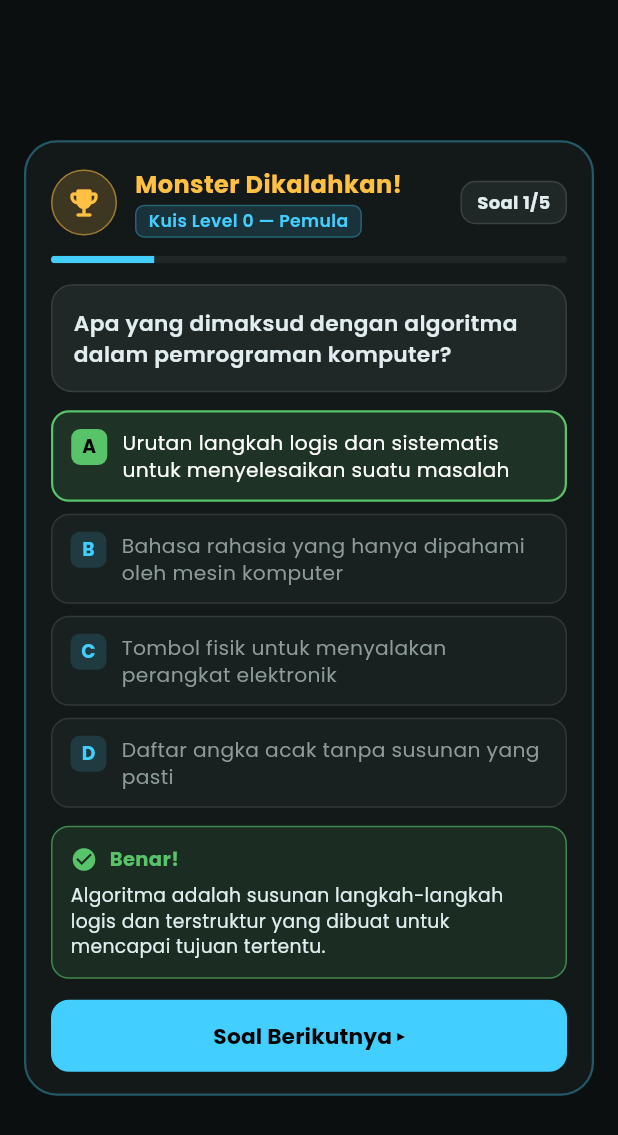
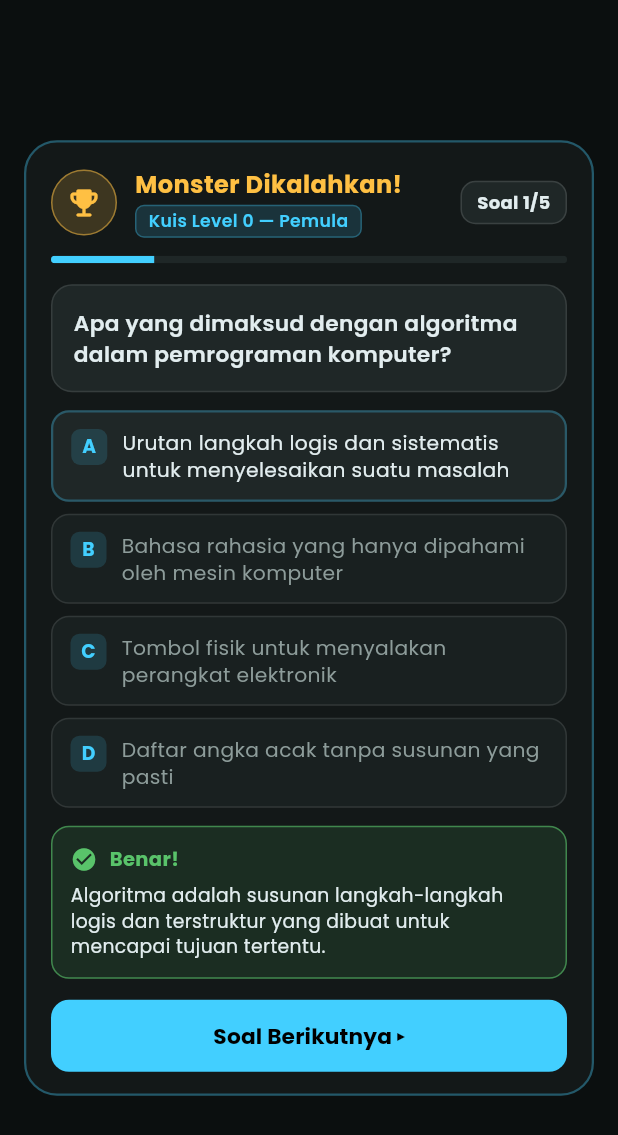
Before and after one commit to Website-3/AlgoQuest-flutter, a Flutter app: the _LevelQuizDialog widget shown alone on an empty page, opened directly with sample values from the repository, after a tap on an icon or button, on a phone screen of 412 x 824 dp. Shown: the top 1135 px of the screen. Run offline on Flutter 3.47's test engine with Material 3 defaults, Android fonts, the phone set to English and light mode, and no system bars; our stand-ins replace audioplayers, shared_preferences; accounts and stored records are empty.

Commit message:
Add feedback for incorrect answers in quiz dialog

```diff
--- a/lib/widgets/quiz_dialog.dart
+++ b/lib/widgets/quiz_dialog.dart
@@ -310,6 +310,41 @@ class _LevelQuizDialogState extends State<_LevelQuizDialog> {
                           ],
                         ),
                         const SizedBox(height: 6),
+                        // Tampilkan jawaban yang benar jika jawaban salah
+                        if (!isCorrect) ...[
+                          Container(
+                            margin: const EdgeInsets.only(bottom: 8),
+                            padding: const EdgeInsets.symmetric(
+                                horizontal: 10, vertical: 7),
+                            decoration: BoxDecoration(
+                              color: _kGreen.withValues(alpha: 0.12),
+                              borderRadius: BorderRadius.circular(8),
+                              border: Border.all(
+                                  color: _kGreen.withValues(alpha: 0.5)),
+                            ),
+                            child: Row(
+                              crossAxisAlignment: CrossAxisAlignment.start,
+                              children: <Widget>[
+                                const Icon(Icons.check_circle_outline,
+                                    color: _kGreen, size: 15),
+                                const SizedBox(width: 6),
+                                Expanded(
+                                  child: Text(
+                                    _en
+                                        ? 'Correct answer: . '
+                                        : 'Jawaban yang benar: . ',
+                                    style: const TextStyle(
+                                      color: _kGreen,
+                                      fontSize: 12,
+                                      fontWeight: FontWeight.w600,
+                                      height: 1.4,
+                                    ),
+                                  ),
+                                ),
+                              ],
+                            ),
+                          ),
+                        ],
                         Text(
                           _currentQ.explanation(_en),
                           style: const TextStyle(
@@ -380,20 +415,19 @@ class _LevelQuizDialogState extends State<_LevelQuizDialog> {
     Widget? icon;
 
     if (answered) {
-      if (isThisCorrect) {
-        border = _kGreen;
-        fill = _kGreen.withValues(alpha: 0.16);
-        textColor = Colors.white;
-      } else if (isThisPicked) {
+      if (isThisPicked && !isThisCorrect) {
+        // Pilihan yang dipilih tapi salah → warna merah/pink
         border = _kPink;
         fill = _kPink.withValues(alpha: 0.16);
         textColor = Colors.white;
         icon = const Icon(Icons.cancel, color: _kPink, size: 20);
-      } else {
+      } else if (!isThisPicked) {
+        // Pilihan yang tidak dipilih → warna netral redup
         border = Colors.white10;
         fill = _kSoft.withValues(alpha: 0.5);
         textColor = _kMuted;
       }
+      // isThisPicked && isThisCorrect → tetap warna default (cyan/biru netral)
     }
 
     final String letter = String.fromCharCode(65 + index);
@@ -417,17 +451,16 @@ class _LevelQuizDialogState extends State<_LevelQuizDialog> {
               height: 24,
               alignment: Alignment.center,
               decoration: BoxDecoration(
-                color: isThisCorrect
-                    ? _kGreen
-                    : (isThisPicked
-                        ? _kPink
-                        : _kCyan.withValues(alpha: 0.15)),
+                // Kotak huruf: pink jika salah pilih, cyan default untuk semua
+                color: (isThisPicked && !isThisCorrect)
+                    ? _kPink
+                    : _kCyan.withValues(alpha: 0.15),
                 borderRadius: BorderRadius.circular(6),
               ),
               child: Text(
                 letter,
                 style: TextStyle(
-                  color: (isThisCorrect || isThisPicked)
+                  color: (isThisPicked && !isThisCorrect)
                       ? Colors.black
                       : _kCyan,
                   fontWeight: FontWeight.bold,
```
